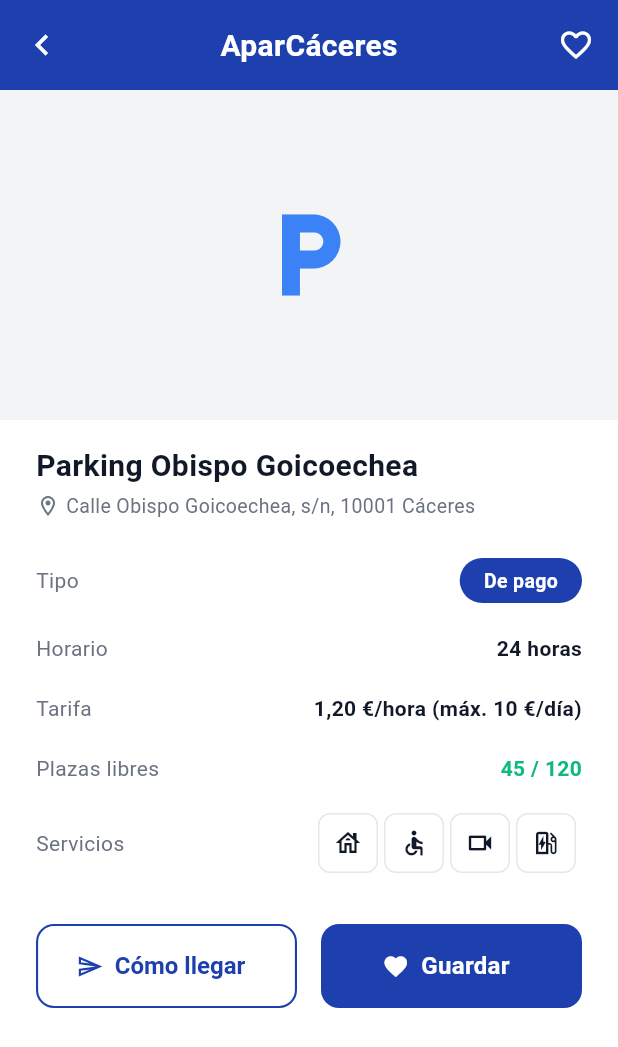
After one commit to cesarsm24/AparCaceres, a Flutter app: the ParkingDetailScreen screen opened directly, on a phone screen of 412 x 824 dp. The commit adds this screen. Shown: the top 1047 px of the screen. Run offline on Flutter 3.47's test engine with Material 3 defaults, Android fonts, the phone set to English and light mode, and no system bars.

Commit message:
feat: add parking detail screen

```diff
--- a/mobile/lib/features/favorites/presentation/favorites_screen.dart
+++ b/mobile/lib/features/favorites/presentation/favorites_screen.dart
@@ -4,6 +4,8 @@ import '../../../shared/constants/app_strings.dart';
 import '../../../shared/widgets/app_top_bar.dart';
 import '../../../theme/app_colors.dart';
 import '../../../theme/app_spacing.dart';
+import '../../parking_detail/data/parking_detail_mock_data.dart';
+import '../../parking_detail/presentation/parking_detail_screen.dart';
 import '../data/favorites_mock_data.dart';
 import 'widgets/favorite_tile.dart';
 
@@ -40,7 +42,16 @@ class FavoritesScreen extends StatelessWidget {
               itemCount: kFavorites.length,
               separatorBuilder: (_, _) =>
                   const SizedBox(height: AppSpacing.md),
-              itemBuilder: (_, i) => FavoriteTile(favorite: kFavorites[i]),
+              itemBuilder: (_, i) => FavoriteTile(
+                favorite: kFavorites[i],
+                onTap: () => Navigator.of(context).push(
+                  MaterialPageRoute(
+                    builder: (_) => const ParkingDetailScreen(
+                      detail: kParkingDetailSample,
+                    ),
+                  ),
+                ),
+              ),
             ),
           ),
         ],
--- a/mobile/lib/features/home/presentation/home_screen.dart
+++ b/mobile/lib/features/home/presentation/home_screen.dart
@@ -5,6 +5,8 @@ import '../../../shared/widgets/app_top_bar.dart';
 import '../../../shared/widgets/section_title.dart';
 import '../../../theme/app_colors.dart';
 import '../../../theme/app_spacing.dart';
+import '../../parking_detail/data/parking_detail_mock_data.dart';
+import '../../parking_detail/presentation/parking_detail_screen.dart';
 import '../data/home_mock_data.dart';
 import 'widgets/home_search_bar.dart';
 import 'widgets/nearby_summary_card.dart';
@@ -51,7 +53,16 @@ class HomeScreen extends StatelessWidget {
                 ...kSuggestions.map(
                   (s) => Padding(
                     padding: const EdgeInsets.only(bottom: AppSpacing.md),
-                    child: SuggestionTile(suggestion: s),
+                    child: SuggestionTile(
+                      suggestion: s,
+                      onTap: () => Navigator.of(context).push(
+                        MaterialPageRoute(
+                          builder: (_) => const ParkingDetailScreen(
+                            detail: kParkingDetailSample,
+                          ),
+                        ),
+                      ),
+                    ),
                   ),
                 ),
               ],
--- /dev/null
+++ b/mobile/lib/features/parking_detail/data/parking_detail_mock_data.dart
@@ -0,0 +1,45 @@
+import 'package:flutter/material.dart';
+
+class ParkingDetail {
+  const ParkingDetail({
+    required this.name,
+    required this.address,
+    required this.type,
+    required this.isPaid,
+    required this.schedule,
+    required this.rate,
+    required this.freeSpots,
+    required this.totalSpots,
+    required this.services,
+    required this.headerIcon,
+  });
+
+  final String name;
+  final String address;
+  final String type;
+  final bool isPaid;
+  final String schedule;
+  final String rate;
+  final int freeSpots;
+  final int totalSpots;
+  final List<IconData> services;
+  final IconData headerIcon;
+}
+
+const ParkingDetail kParkingDetailSample = ParkingDetail(
+  name: 'Parking Obispo Goicoechea',
+  address: 'Calle Obispo Goicoechea, s/n, 10001 Cáceres',
+  type: 'De pago',
+  isPaid: true,
+  schedule: '24 horas',
+  rate: '1,20 €/hora (máx. 10 €/día)',
+  freeSpots: 45,
+  totalSpots: 120,
+  services: [
+    Icons.house_outlined,
+    Icons.accessible,
+    Icons.videocam_outlined,
+    Icons.ev_station_outlined,
+  ],
+  headerIcon: Icons.local_parking_outlined,
+);
--- /dev/null
+++ b/mobile/lib/features/parking_detail/presentation/parking_detail_screen.dart
@@ -0,0 +1,170 @@
+import 'package:flutter/material.dart';
+
+import '../../../shared/constants/app_strings.dart';
+import '../../../shared/widgets/app_top_bar.dart';
+import '../../../shared/widgets/primary_button.dart';
+import '../../../shared/widgets/secondary_button.dart';
+import '../../../theme/app_colors.dart';
+import '../../../theme/app_spacing.dart';
+import '../data/parking_detail_mock_data.dart';
+import 'widgets/detail_header_image.dart';
+import 'widgets/detail_info_row.dart';
+import 'widgets/price_badge.dart';
+import 'widgets/service_chip.dart';
+
+class ParkingDetailScreen extends StatelessWidget {
+  const ParkingDetailScreen({super.key, required this.detail});
+
+  final ParkingDetail detail;
+
+  @override
+  Widget build(BuildContext context) {
+    return Scaffold(
+      backgroundColor: AppColors.background,
+      body: Column(
+        children: [
+          AppTopBar(
+            leading: IconButton(
+              onPressed: () => Navigator.of(context).maybePop(),
+              icon: const Icon(
+                Icons.chevron_left,
+                color: AppColors.textOnPrimary,
+                size: 28,
+              ),
+            ),
+            trailing: IconButton(
+              onPressed: () {},
+              icon: const Icon(
+                Icons.favorite_border,
+                color: AppColors.textOnPrimary,
+              ),
+            ),
+          ),
+          Expanded(
+            child: ListView(
+              padding: EdgeInsets.zero,
+              children: [
+                DetailHeaderImage(icon: detail.headerIcon),
+                Padding(
+                  padding: const EdgeInsets.fromLTRB(
+                    AppSpacing.horizontalPadding,
+                    AppSpacing.md,
+                    AppSpacing.horizontalPadding,
+                    AppSpacing.lg,
+                  ),
+                  child: Column(
+                    crossAxisAlignment: CrossAxisAlignment.start,
+                    children: [
+                      Text(
+                        detail.name,
+                        style: const TextStyle(
+                          fontSize: 20,
+                          fontWeight: FontWeight.w700,
+                          color: AppColors.textPrimary,
+                        ),
+                      ),
+                      const SizedBox(height: AppSpacing.xs),
+                      Row(
+                        children: [
+                          const Icon(
+                            Icons.location_on_outlined,
+                            size: 16,
+                            color: AppColors.textSecondary,
+                          ),
+                          const SizedBox(width: AppSpacing.xs),
+                          Expanded(
+                            child: Text(
+                              detail.address,
+                              style: const TextStyle(
+                                fontSize: 13,
+                                color: AppColors.textSecondary,
+                              ),
+                            ),
+                          ),
+                        ],
+                      ),
+                      const SizedBox(height: AppSpacing.md),
+                      DetailInfoRow(
+                        label: AppStrings.detailType,
+                        value: PriceBadge(
+                          label: detail.type,
+                          isPaid: detail.isPaid,
+                        ),
+                      ),
+                      DetailInfoRow(
+                        label: AppStrings.detailSchedule,
+                        value: Text(
+                          detail.schedule,
+                          style: const TextStyle(
+                            fontSize: 14,
+                            fontWeight: FontWeight.w600,
+                            color: AppColors.textPrimary,
+                          ),
+                        ),
+                      ),
+                      DetailInfoRow(
+                        label: AppStrings.detailRate,
+                        value: Text(
+                          detail.rate,
+                          textAlign: TextAlign.right,
+                          style: const TextStyle(
+                            fontSize: 14,
+                            fontWeight: FontWeight.w600,
+                            color: AppColors.textPrimary,
+                          ),
+                        ),
+                      ),
+                      DetailInfoRow(
+                        label: AppStrings.detailFreeSpots,
+                        value: Text(
+                          '${detail.freeSpots} / ${detail.totalSpots}',
+                          style: const TextStyle(
+                            fontSize: 14,
+                            fontWeight: FontWeight.w700,
+                            color: AppColors.success,
+                          ),
+                        ),
+                      ),
+                      DetailInfoRow(
+                        label: AppStrings.detailServices,
+                        value: Row(
+                          mainAxisSize: MainAxisSize.min,
+                          children: [
+                            for (final s in detail.services) ...[
+                              ServiceChip(icon: s),
+                              const SizedBox(width: AppSpacing.xs),
+                            ],
+                          ],
+                        ),
+                      ),
+                      const SizedBox(height: AppSpacing.lg),
+                      Row(
+                        children: [
+                          Expanded(
+                            child: SecondaryButton(
+                              label: AppStrings.detailNavigate,
+                              icon: Icons.send_outlined,
+                              onPressed: () {},
+                            ),
+                          ),
+                          const SizedBox(width: AppSpacing.md),
+                          Expanded(
+                            child: PrimaryButton(
+                              label: AppStrings.detailSave,
+                              icon: Icons.favorite,
+                              onPressed: () {},
+                            ),
+                          ),
+                        ],
+                      ),
+                    ],
+                  ),
+                ),
+              ],
+            ),
+          ),
+        ],
+      ),
+    );
+  }
+}
--- /dev/null
+++ b/mobile/lib/features/parking_detail/presentation/widgets/detail_header_image.dart
@@ -0,0 +1,20 @@
+import 'package:flutter/material.dart';
+
+import '../../../../theme/app_colors.dart';
+
+class DetailHeaderImage extends StatelessWidget {
+  const DetailHeaderImage({super.key, required this.icon});
+
+  final IconData icon;
+
+  @override
+  Widget build(BuildContext context) {
+    return Container(
+      height: 220,
+      width: double.infinity,
+      color: AppColors.surfaceMuted,
+      alignment: Alignment.center,
+      child: Icon(icon, size: 72, color: AppColors.accent),
+    );
+  }
+}
--- /dev/null
+++ b/mobile/lib/features/parking_detail/presentation/widgets/detail_info_row.dart
@@ -0,0 +1,36 @@
+import 'package:flutter/material.dart';
+
+import '../../../../theme/app_colors.dart';
+import '../../../../theme/app_spacing.dart';
+
+class DetailInfoRow extends StatelessWidget {
+  const DetailInfoRow({super.key, required this.label, required this.value});
+
+  final String label;
+  final Widget value;
+
+  @override
+  Widget build(BuildContext context) {
+    return Padding(
+      padding: const EdgeInsets.symmetric(vertical: AppSpacing.sm + 2),
+      child: Row(
+        crossAxisAlignment: CrossAxisAlignment.center,
+        children: [
+          SizedBox(
+            width: 110,
+            child: Text(
+              label,
+              style: const TextStyle(
+                fontSize: 14,
+                color: AppColors.textSecondary,
+              ),
+            ),
+          ),
+          Expanded(
+            child: Align(alignment: Alignment.centerRight, child: value),
+          ),
+        ],
+      ),
+    );
+  }
+}
--- /dev/null
+++ b/mobile/lib/features/parking_detail/presentation/widgets/price_badge.dart
@@ -0,0 +1,34 @@
+import 'package:flutter/material.dart';
+
+import '../../../../theme/app_colors.dart';
+import '../../../../theme/app_spacing.dart';
+
+class PriceBadge extends StatelessWidget {
+  const PriceBadge({super.key, required this.label, required this.isPaid});
+
+  final String label;
+  final bool isPaid;
+
+  @override
+  Widget build(BuildContext context) {
+    final color = isPaid ? AppColors.primary : AppColors.success;
+    return Container(
+      padding: const EdgeInsets.symmetric(
+        horizontal: AppSpacing.md,
+        vertical: 6,
+      ),
+      decoration: BoxDecoration(
+        color: color,
+        borderRadius: BorderRadius.circular(AppSpacing.radiusPill),
+      ),
+      child: Text(
+        label,
+        style: const TextStyle(
+          color: AppColors.textOnPrimary,
+          fontSize: 13,
+          fontWeight: FontWeight.w600,
+        ),
+      ),
+    );
+  }
+}
--- /dev/null
+++ b/mobile/lib/features/parking_detail/presentation/widgets/service_chip.dart
@@ -0,0 +1,25 @@
+import 'package:flutter/material.dart';
+
+import '../../../../theme/app_colors.dart';
+import '../../../../theme/app_spacing.dart';
+
+class ServiceChip extends StatelessWidget {
+  const ServiceChip({super.key, required this.icon});
+
+  final IconData icon;
+
+  @override
+  Widget build(BuildContext context) {
+    return Container(
+      width: 40,
+      height: 40,
+      decoration: BoxDecoration(
+        color: AppColors.surface,
+        border: Border.all(color: AppColors.border),
+        borderRadius: BorderRadius.circular(AppSpacing.radiusSm),
+      ),
+      alignment: Alignment.center,
+      child: Icon(icon, size: 20, color: AppColors.textPrimary),
+    );
+  }
+}
--- a/mobile/lib/shared/constants/app_strings.dart
+++ b/mobile/lib/shared/constants/app_strings.dart
@@ -24,6 +24,14 @@ class AppStrings {
 
   static const String favoritesEdit = 'Editar';
 
+  static const String detailType = 'Tipo';
+  static const String detailSchedule = 'Horario';
+  static const String detailRate = 'Tarifa';
+  static const String detailFreeSpots = 'Plazas libres';
+  static const String detailServices = 'Servicios';
+  static const String detailNavigate = 'Cómo llegar';
+  static const String detailSave = 'Guardar';
+
   static const String settingTheme = 'Tema';
   static const String settingThemeValue = 'Claro';
   static const String settingLocation = 'Ubicación';
--- a/mobile/lib/shared/widgets/app_top_bar.dart
+++ b/mobile/lib/shared/widgets/app_top_bar.dart
@@ -5,9 +5,15 @@ import '../../theme/app_colors.dart';
 import '../constants/app_strings.dart';
 
 class AppTopBar extends StatelessWidget {
-  const AppTopBar({super.key, this.title = AppStrings.appName, this.trailing});
+  const AppTopBar({
+    super.key,
+    this.title = AppStrings.appName,
+    this.leading,
+    this.trailing,
+  });
 
   final String title;
+  final Widget? leading;
   final Widget? trailing;
 
   @override
@@ -35,6 +41,14 @@ class AppTopBar extends StatelessWidget {
                   fontWeight: FontWeight.w700,
                 ),
               ),
+              if (leading != null)
+                Align(
+                  alignment: Alignment.centerLeft,
+                  child: Padding(
+                    padding: const EdgeInsets.only(left: 4),
+                    child: leading!,
+                  ),
+                ),
               if (trailing != null)
                 Align(
                   alignment: Alignment.centerRight,
--- a/mobile/lib/shared/widgets/primary_button.dart
+++ b/mobile/lib/shared/widgets/primary_button.dart
@@ -5,13 +5,22 @@ class PrimaryButton extends StatelessWidget {
     super.key,
     required this.label,
     required this.onPressed,
+    this.icon,
   });
 
   final String label;
   final VoidCallback? onPressed;
+  final IconData? icon;
 
   @override
   Widget build(BuildContext context) {
+    if (icon != null) {
+      return ElevatedButton.icon(
+        onPressed: onPressed,
+        icon: Icon(icon, size: 18),
+        label: Text(label),
+      );
+    }
     return ElevatedButton(
       onPressed: onPressed,
       child: Text(label),
--- /dev/null
+++ b/mobile/lib/shared/widgets/secondary_button.dart
@@ -0,0 +1,45 @@
+import 'package:flutter/material.dart';
+
+import '../../theme/app_colors.dart';
+import '../../theme/app_spacing.dart';
+
+class SecondaryButton extends StatelessWidget {
+  const SecondaryButton({
+    super.key,
+    required this.label,
+    required this.onPressed,
+    this.icon,
+  });
+
+  final String label;
+  final VoidCallback? onPressed;
+  final IconData? icon;
+
+  @override
+  Widget build(BuildContext context) {
+    final style = OutlinedButton.styleFrom(
+      foregroundColor: AppColors.primary,
+      backgroundColor: AppColors.surface,
+      side: const BorderSide(color: AppColors.primary, width: 1.4),
+      minimumSize: const Size.fromHeight(AppSpacing.buttonHeight),
+      shape: RoundedRectangleBorder(
+        borderRadius: BorderRadius.circular(AppSpacing.radiusMd),
+      ),
+      textStyle: const TextStyle(fontSize: 16, fontWeight: FontWeight.w600),
+    );
+
+    if (icon != null) {
+      return OutlinedButton.icon(
+        onPressed: onPressed,
+        style: style,
+        icon: Icon(icon, size: 18),
+        label: Text(label),
+      );
+    }
+    return OutlinedButton(
+      onPressed: onPressed,
+      style: style,
+      child: Text(label),
+    );
+  }
+}
```
